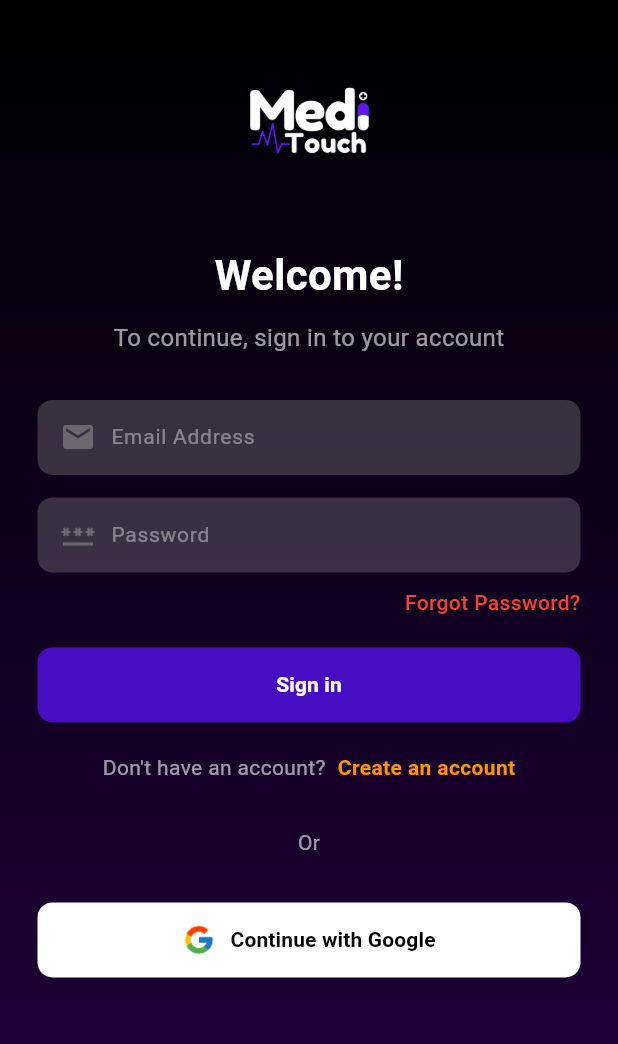
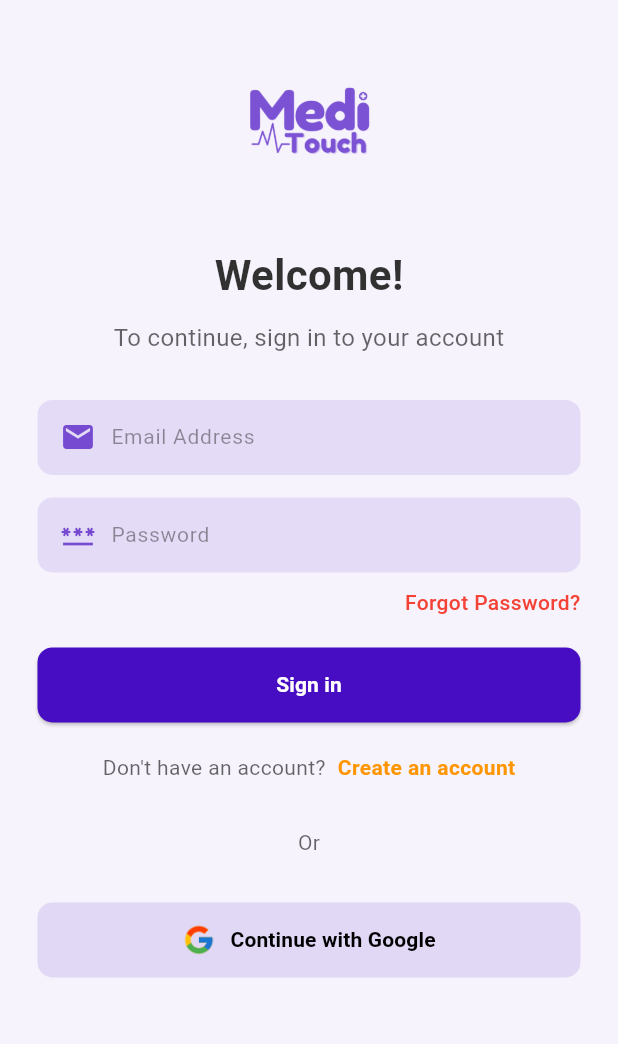
Before and after one commit to kaiumallimon/meditouch-user, a Flutter app: the LoginScreen screen opened by its route, on a phone screen of 412 x 824 dp. Shown: the top 1044 px of the screen. Run offline on Flutter 3.47's test engine with Material 3 defaults, Android fonts, the phone set to English and light mode, and no system bars; drawn by our look-alikes of flutter_animate; our stand-ins replace cached_network_image, cloud_firestore, equatable, firebase_auth, firebase_core, firebase_storage and 11 more; missing offline and left inert: r_icon_pro; accounts and stored records are empty; Roboto replaces fonts that are missing (SF-Pro-Text).

Commit message:
feat: update LoginScreen to use theme colors for better UI consistency

```diff
--- a/lib/features/auth/login/presentation/screens/login_screen.dart
+++ b/lib/features/auth/login/presentation/screens/login_screen.dart
@@ -2,7 +2,6 @@ import 'package:flutter/material.dart';
 import 'package:flutter/services.dart';
 import 'package:flutter_animate/flutter_animate.dart';
 import 'package:flutter_bloc/flutter_bloc.dart';
-import 'package:meditouch/common/widgets/gradient_bg.dart';
 import 'package:meditouch/features/auth/login/logic/login_bloc.dart';
 import 'package:meditouch/features/auth/login/logic/login_event.dart';
 import 'package:meditouch/features/auth/login/logic/login_state.dart';
@@ -26,11 +25,11 @@ class LoginScreen extends StatelessWidget {
     final theme = Theme.of(context).colorScheme;
 
     // // Set status bar and nav bar colors:
-    SystemChrome.setSystemUIOverlayStyle(const SystemUiOverlayStyle(
-      statusBarColor: Colors.transparent,
-      statusBarIconBrightness: Brightness.light,
-      systemNavigationBarColor: Colors.transparent,
-      systemNavigationBarIconBrightness: Brightness.light,
+    SystemChrome.setSystemUIOverlayStyle(SystemUiOverlayStyle(
+      statusBarColor: theme.surfaceContainer,
+      statusBarIconBrightness: theme.brightness,
+      systemNavigationBarColor: theme.surfaceContainer,
+      systemNavigationBarIconBrightness: theme.brightness,
     ));
 
     // Get device height
@@ -41,6 +40,7 @@ class LoginScreen extends StatelessWidget {
           QuickAlert.show(
               context: context,
               type: QuickAlertType.loading,
+              barrierColor: Colors.grey.shade500.withOpacity(0.1),
               text: "Please wait!",
               disableBackBtn: true);
         }
@@ -77,16 +77,11 @@ class LoginScreen extends StatelessWidget {
               disableBackBtn: true);
         }
       },
+      child: SafeArea(
         child: Scaffold(
             resizeToAvoidBottomInset: false,
-          body: Stack(
-            children: [
-              // Gradient background:
-              const GradientBackground(),
-
-              // Rest of the UI:
-              SafeArea(
-                child: Padding(
+            backgroundColor: theme.surfaceContainer,
+            body: Padding(
               padding: const EdgeInsets.symmetric(horizontal: 25),
               child: SingleChildScrollView(
                 child: Column(
@@ -94,7 +89,7 @@ class LoginScreen extends StatelessWidget {
                   children: [
                     const SizedBox(height: 20),
                     // Logo:
-                        _buildLogo(context),
+                    _buildLogo(context, theme),
 
                     const SizedBox(height: 20),
 
@@ -143,20 +138,19 @@ class LoginScreen extends StatelessWidget {
                   ],
                 ),
               ),
+            )),
       ),
-              )
-            ],
-          )),
     );
   }
 
 /* Function to build the logo */
-  Widget _buildLogo(BuildContext context) {
+  Widget _buildLogo(BuildContext context, ColorScheme theme) {
     return Center(
       child: Image.asset(
         'assets/images/logo2.png',
         height: MediaQuery.of(context).size.height * 0.15,
         width: MediaQuery.of(context).size.height * 0.15,
+        color: theme.primary.withOpacity(0.7),
       ),
     )
         .animate()
@@ -174,13 +168,13 @@ class LoginScreen extends StatelessWidget {
 
   /* Function to build the welcome title */
   Widget _buildWelcomeTitle(BuildContext context, ColorScheme theme) {
-    return const Center(
+    return Center(
       child: Text(
         'Welcome!',
         style: TextStyle(
           fontSize: 28,
           fontWeight: FontWeight.bold,
-          color: Colors.white,
+          color: theme.onSurface.withOpacity(0.8),
         ),
       ),
     )
@@ -204,7 +198,7 @@ class LoginScreen extends StatelessWidget {
         'To continue, sign in to your account',
         style: TextStyle(
           fontSize: 16,
-          color: Colors.white.withOpacity(0.6),
+          color: theme.onSurface.withOpacity(0.6),
         ),
         textAlign: TextAlign.center,
       ),
@@ -227,10 +221,10 @@ class LoginScreen extends StatelessWidget {
     return CustomEmailfield(
       hint: "Email Address",
       size: Size(MediaQuery.of(context).size.width * 0.9, 50),
-      bgColor: Colors.grey.withOpacity(0.3),
-      fgColor: Colors.white,
+      bgColor: theme.primaryContainer.withOpacity(0.1),
+      fgColor: theme.onSurface,
       keyboardType: TextInputType.emailAddress,
-      iconColor: Colors.grey.withOpacity(0.5),
+      iconColor: theme.primary.withOpacity(0.7),
       controller: emailController,
     )
         .animate()
@@ -251,10 +245,10 @@ class LoginScreen extends StatelessWidget {
     return CustomPasswordfield(
       hint: "Password",
       size: Size(MediaQuery.of(context).size.width * 0.9, 50),
-      bgColor: Colors.grey.withOpacity(0.3),
-      fgColor: Colors.white,
+      bgColor: theme.primaryContainer.withOpacity(0.1),
+      fgColor: theme.onSurface,
       keyboardType: TextInputType.text,
-      iconColor: Colors.grey.withOpacity(0.5),
+      iconColor: theme.primary.withOpacity(0.7),
       controller: passwordController,
     )
         .animate()
@@ -339,7 +333,7 @@ class LoginScreen extends StatelessWidget {
           "Don't have an account?",
           style: TextStyle(
             fontSize: 14,
-            color: Colors.white.withOpacity(0.6),
+            color: theme.onSurface.withOpacity(0.6),
           ),
         ),
         const SizedBox(width: 8),
@@ -378,7 +372,7 @@ class LoginScreen extends StatelessWidget {
         "Or",
         style: TextStyle(
           fontSize: 14,
-          color: Colors.white.withOpacity(0.6),
+          color: theme.onSurface.withOpacity(0.6),
         ),
       ),
     )
@@ -413,7 +407,7 @@ class LoginScreen extends StatelessWidget {
             text: "Not Implemented Yet!",
             disableBackBtn: true);
       },
-      bgColor: Colors.white,
+      bgColor: theme.primaryContainer,
       fgColor: Colors.black,
       isLoading: false,
     )
```
Lines whose indentation alone changed are shown as unchanged.
